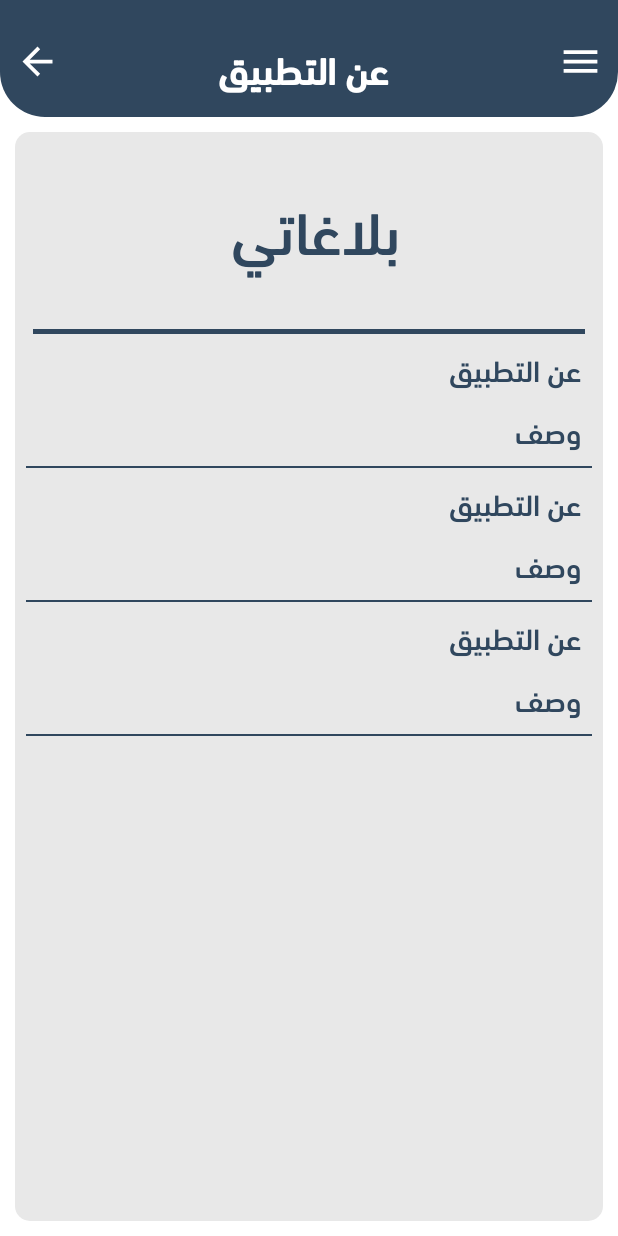
After one commit to loai98/Nine11_2, an Android app: the layout activity_about_us.xml on its own in the app's theme, with its tools: preview values and no code run, on a phone screen of 412 x 824 dp. The commit adds this screen. Run offline under Robolectric (Android 15) with nearby library versions, the phone set to English and light mode, and no system bars.

Commit message:
about us done

```diff
--- /dev/null
+++ b/app/src/main/res/layout/activity_about_us.xml
@@ -0,0 +1,253 @@
+<LinearLayout xmlns:android="http://schemas.android.com/apk/res/android"
+    xmlns:app="http://schemas.android.com/apk/res-auto"
+    xmlns:tools="http://schemas.android.com/tools"
+    android:layout_width="match_parent"
+    android:layout_height="match_parent"
+    android:orientation="vertical"
+    android:gravity="center"
+    tools:context=".about_us"
+    android:background="@color/white">
+
+
+    <androidx.constraintlayout.widget.ConstraintLayout
+        android:id="@+id/dashHeader"
+        android:layout_width="match_parent"
+        android:layout_height="wrap_content"
+        android:background="@drawable/header_dash"
+        android:padding="10dp"
+        >
+
+
+        <ImageView
+            android:id="@+id/arrowBack"
+            android:layout_width="30dp"
+            android:layout_height="30dp"
+            android:layout_marginTop="16dp"
+            android:layout_marginRight="30dp"
+            android:contentDescription="@string/app_name"
+            android:onClick="finhsh"
+            android:src="@drawable/ic_baseline_arrow_back_24"
+            app:layout_constraintBottom_toBottomOf="parent"
+            app:layout_constraintHorizontal_bias="0.82"
+            app:layout_constraintLeft_toLeftOf="parent"
+            app:layout_constraintTop_toTopOf="parent"
+            app:layout_constraintVertical_bias="0.0"
+            app:tint="@color/white" />
+
+        <TextView
+            android:id="@+id/titleReport"
+            android:layout_width="wrap_content"
+            android:layout_height="wrap_content"
+            android:layout_marginTop="11dp"
+            android:gravity="center"
+            android:text=" عن التطبيق"
+            android:textColor="@color/white"
+            android:textSize="25sp"
+            android:textStyle="bold"
+            app:layout_constraintHorizontal_bias="0.496"
+            app:layout_constraintLeft_toRightOf="@+id/arrowBack"
+            app:layout_constraintRight_toLeftOf="@+id/imageMenu"
+            app:layout_constraintTop_toTopOf="parent"
+            app:layout_goneMarginTop="15dp" />
+
+        <ImageView
+            android:id="@+id/imageMenu"
+            android:layout_width="30dp"
+            android:layout_height="30dp"
+            android:layout_marginLeft="30dp"
+            android:layout_marginTop="16dp"
+            android:contentDescription="@string/app_name"
+            android:src="@drawable/ic_baseline_menu"
+            app:layout_constraintBottom_toBottomOf="parent"
+            app:layout_constraintRight_toRightOf="parent"
+            app:layout_constraintTop_toTopOf="parent"
+            app:layout_constraintVertical_bias="0.0"
+            app:menu="@menu/menu"
+            app:tint="@color/white"></ImageView>
+    </androidx.constraintlayout.widget.ConstraintLayout>
+
+    <RelativeLayout
+        android:layout_width="match_parent"
+        android:layout_height="match_parent"
+        android:layout_marginLeft="10dp"
+        android:layout_marginTop="10dp"
+        android:layout_marginRight="10dp"
+        android:layout_marginBottom="10dp"
+        android:background="@drawable/white_rec_back"
+        android:padding="2dp">
+
+        <TextView
+            android:id="@+id/viw"
+            android:layout_width="match_parent"
+            android:layout_height="wrap_content"
+            android:layout_alignParentTop="true"
+            android:layout_marginTop="24dp"
+            android:layout_marginBottom="30dp"
+            android:gravity="center_horizontal"
+            android:text="بلاغاتي "
+            android:textAlignment="center"
+            android:textColor="@color/colorFor"
+            android:textSize="40sp" />
+
+
+        <View
+            android:id="@+id/viewDivider1"
+            android:layout_width="match_parent"
+            android:layout_height="3dp"
+            android:layout_below="@+id/viw"
+            android:layout_marginLeft="10dp"
+            android:layout_marginTop="1dp"
+            android:layout_marginRight="10dp"
+            android:background="@color/colorFor" />
+
+        <TextView
+            android:id="@+id/viw2"
+            android:layout_width="match_parent"
+            android:layout_height="wrap_content"
+            android:layout_below="@+id/viewDivider1"
+            android:layout_alignBottom="@+id/viewDivider1"
+            android:layout_alignParentStart="true"
+
+            android:layout_alignParentEnd="true"
+            android:layout_marginStart="2dp"
+            android:layout_marginLeft="5dp"
+            android:layout_marginTop="4dp"
+            android:layout_marginEnd="12dp"
+            android:layout_marginRight="10dp"
+            android:layout_marginBottom="-41dp"
+            android:gravity="right"
+            android:text="عن التطبيق "
+            android:textColor="@color/colorFor"
+            android:textSize="20sp" />
+
+        <TextView
+            android:id="@+id/viw3"
+            android:layout_width="match_parent"
+            android:layout_height="wrap_content"
+            android:layout_below="@+id/viw2"
+            android:layout_alignParentStart="true"
+
+            android:layout_alignParentEnd="true"
+            android:layout_marginStart="2dp"
+            android:layout_marginLeft="5dp"
+            android:layout_marginTop="45dp"
+            android:layout_marginEnd="12dp"
+            android:layout_marginRight="10dp"
+            android:gravity="right"
+            android:text="وصف "
+            android:textColor="@color/colorFor"
+            android:textSize="20sp" />
+
+        <View
+            android:id="@+id/viewDivider2"
+            android:layout_width="wrap_content"
+            android:layout_height="1dp"
+            android:layout_below="@+id/viw3"
+            android:layout_alignParentEnd="true"
+            android:layout_marginLeft="5dp"
+            android:layout_marginTop="5dp"
+            android:layout_marginRight="5dp"
+            android:background="@color/colorFor" />
+
+        <TextView
+            android:id="@+id/viw4"
+            android:layout_width="match_parent"
+            android:layout_height="wrap_content"
+            android:layout_below="@+id/viewDivider2"
+            android:layout_alignBottom="@+id/viewDivider2"
+            android:layout_alignParentStart="true"
+
+            android:layout_alignParentEnd="true"
+            android:layout_marginStart="2dp"
+            android:layout_marginLeft="5dp"
+            android:layout_marginTop="4dp"
+            android:layout_marginEnd="12dp"
+            android:layout_marginRight="10dp"
+            android:layout_marginBottom="-41dp"
+            android:gravity="right"
+            android:text="عن التطبيق "
+            android:textColor="@color/colorFor"
+            android:textSize="20sp" />
+
+        <TextView
+            android:id="@+id/viw5"
+            android:layout_width="match_parent"
+            android:layout_height="wrap_content"
+            android:layout_below="@+id/viw4"
+            android:layout_alignParentStart="true"
+
+            android:layout_alignParentEnd="true"
+            android:layout_marginStart="2dp"
+            android:layout_marginLeft="5dp"
+            android:layout_marginTop="45dp"
+            android:layout_marginEnd="12dp"
+            android:layout_marginRight="10dp"
+            android:gravity="right"
+            android:text="وصف "
+            android:textColor="@color/colorFor"
+            android:textSize="20sp" />
+
+        <View
+            android:id="@+id/viewDivider3"
+            android:layout_width="wrap_content"
+            android:layout_height="1dp"
+            android:layout_below="@+id/viw5"
+            android:layout_alignParentEnd="true"
+            android:layout_marginLeft="5dp"
+            android:layout_marginTop="5dp"
+            android:layout_marginRight="5dp"
+            android:background="@color/colorFor" />
+
+
+        <TextView
+            android:id="@+id/viw6"
+            android:layout_width="match_parent"
+            android:layout_height="wrap_content"
+            android:layout_below="@+id/viewDivider3"
+            android:layout_alignParentStart="true"
+
+            android:layout_alignParentEnd="true"
+            android:layout_marginStart="2dp"
+            android:layout_marginLeft="5dp"
+            android:layout_marginTop="4dp"
+            android:layout_marginEnd="12dp"
+            android:layout_marginRight="10dp"
+            android:layout_marginBottom="-41dp"
+            android:gravity="right"
+            android:text="عن التطبيق "
+            android:textColor="@color/colorFor"
+            android:textSize="20sp" />
+
+        <TextView
+            android:id="@+id/viw7"
+            android:layout_width="match_parent"
+            android:layout_height="wrap_content"
+            android:layout_below="@+id/viw6"
+            android:layout_alignParentStart="true"
+
+            android:layout_alignParentEnd="true"
+            android:layout_marginStart="2dp"
+            android:layout_marginLeft="5dp"
+            android:layout_marginTop="45dp"
+            android:layout_marginEnd="12dp"
+            android:layout_marginRight="10dp"
+            android:gravity="right"
+            android:text="وصف "
+            android:textColor="@color/colorFor"
+            android:textSize="20sp" />
+
+        <View
+            android:id="@+id/viewDivider4"
+            android:layout_width="wrap_content"
+            android:layout_height="1dp"
+            android:layout_below="@+id/viw7"
+            android:layout_alignParentEnd="true"
+            android:layout_marginLeft="5dp"
+            android:layout_marginTop="5dp"
+            android:layout_marginRight="5dp"
+            android:background="@color/colorFor" />
+
+
+
+    </RelativeLayout>
+</LinearLayout>
```
Also changed, not shown: app/src/main/res/layout/activity_edit_profile.xml (+64 -147 lines).
